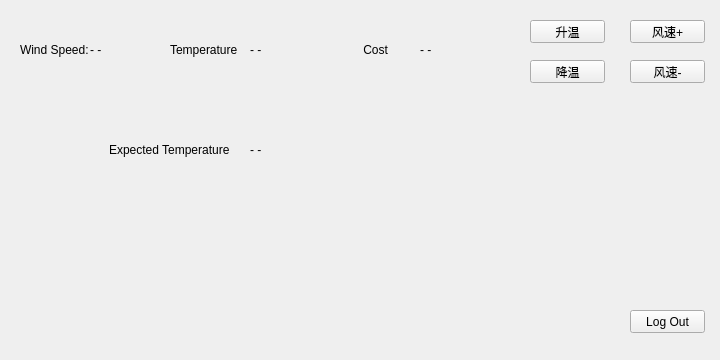
Qt form src/client/panel.ui (Connor1996/Distributed-Air-Conditioning-System) before a commit.
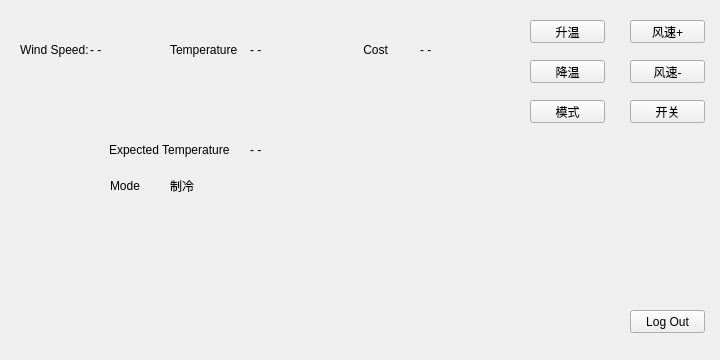
The same form after that commit.

The edit to the form file:
```diff
--- a/src/client/panel.ui
+++ b/src/client/panel.ui
@@ -87,6 +87,32 @@
      <string>风速-</string>
     </property>
    </widget>
+   <widget class="QPushButton" name="modeButton">
+    <property name="geometry">
+     <rect>
+      <x>10</x>
+      <y>90</y>
+      <width>75</width>
+      <height>23</height>
+     </rect>
+    </property>
+    <property name="text">
+     <string>模式</string>
+    </property>
+   </widget>
+   <widget class="QPushButton" name="switchButton">
+    <property name="geometry">
+     <rect>
+      <x>110</x>
+      <y>90</y>
+      <width>75</width>
+      <height>23</height>
+     </rect>
+    </property>
+    <property name="text">
+     <string>开关</string>
+    </property>
+   </widget>
   </widget>
   <widget class="QWidget" name="viewer" native="true">
    <property name="geometry">
@@ -201,6 +227,32 @@
      <string>Expected Temperature</string>
     </property>
    </widget>
+   <widget class="QLabel" name="label_5">
+    <property name="geometry">
+     <rect>
+      <x>100</x>
+      <y>170</y>
+      <width>54</width>
+      <height>12</height>
+     </rect>
+    </property>
+    <property name="text">
+     <string>Mode</string>
+    </property>
+   </widget>
+   <widget class="QLabel" name="mode">
+    <property name="geometry">
+     <rect>
+      <x>160</x>
+      <y>170</y>
+      <width>54</width>
+      <height>12</height>
+     </rect>
+    </property>
+    <property name="text">
+     <string>制冷</string>
+    </property>
+   </widget>
   </widget>
  </widget>
  <resources/>
```
